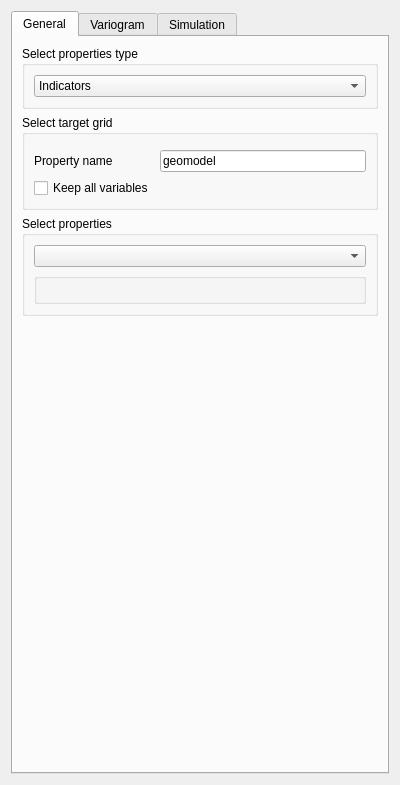
Qt form ui/sd_perturbation_uncertainty.ui (robertorolo/LPM-Geomod_Suite) before a commit.
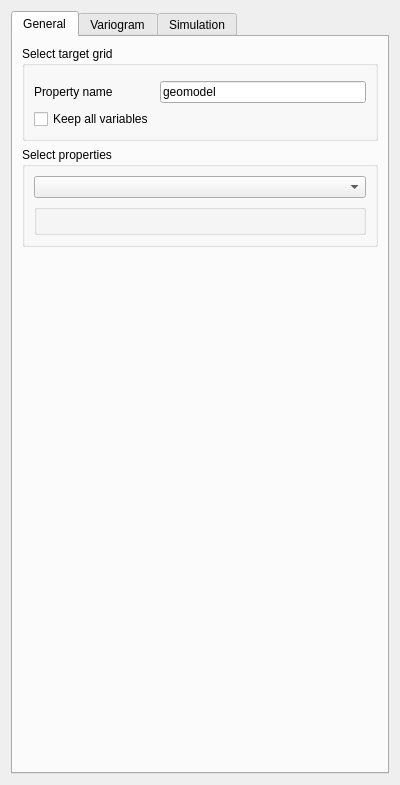
The same form after that commit. Custom widgets are drawn as their Qt base class.

```diff
--- a/ui/sd_perturbation_uncertainty.ui
+++ b/ui/sd_perturbation_uncertainty.ui
@@ -30,7 +30,7 @@
        <string>General</string>
       </attribute>
       <layout class="QGridLayout" name="gridLayout_3">
-       <item row="3" column="0">
+       <item row="2" column="0">
         <spacer name="verticalSpacer">
          <property name="orientation">
           <enum>Qt::Vertical</enum>
@@ -44,35 +44,6 @@
         </spacer>
        </item>
        <item row="0" column="0">
-        <widget class="QGroupBox" name="groupBox">
-         <property name="title">
-          <string>Select properties type</string>
-         </property>
-         <layout class="QVBoxLayout" name="verticalLayout_3">
-          <item>
-           <widget class="QComboBox" name="comboBox">
-            <property name="sizePolicy">
-             <sizepolicy hsizetype="Expanding" vsizetype="Fixed">
-              <horstretch>0</horstretch>
-              <verstretch>0</verstretch>
-             </sizepolicy>
-            </property>
-            <item>
-             <property name="text">
-              <string>Indicators</string>
-             </property>
-            </item>
-            <item>
-             <property name="text">
-              <string>Signed Distances</string>
-             </property>
-            </item>
-           </widget>
-          </item>
-         </layout>
-        </widget>
-       </item>
-       <item row="1" column="0">
         <widget class="QGroupBox" name="groupBox_3">
          <property name="title">
           <string>Select target grid</string>
@@ -118,7 +89,7 @@
          </layout>
         </widget>
        </item>
-       <item row="2" column="0">
+       <item row="1" column="0">
         <widget class="QGroupBox" name="groupBox_2">
          <property name="title">
           <string>Select properties</string>
```
